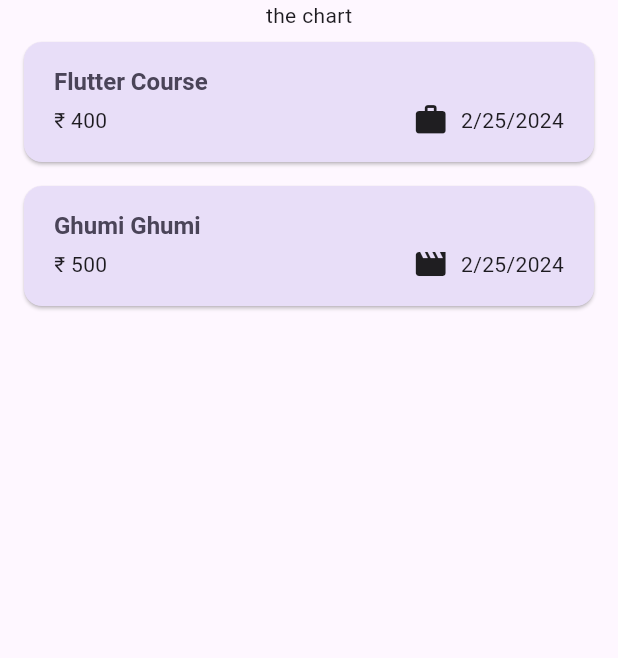
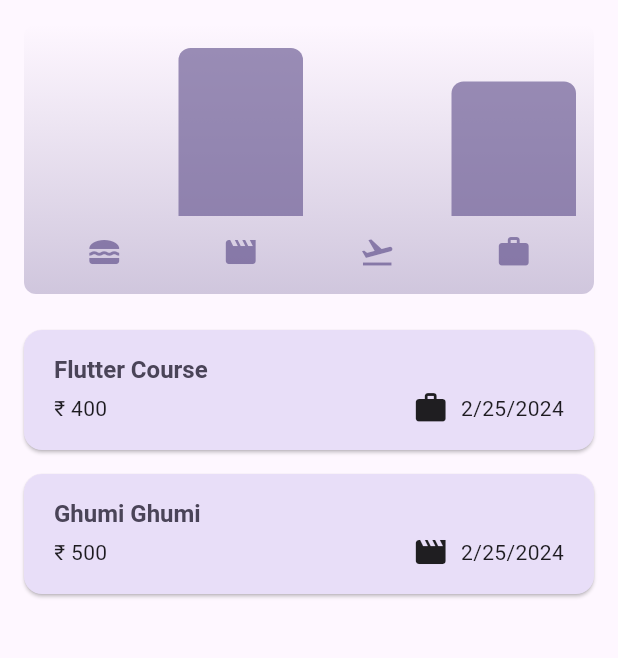
Before and after one commit to Saurav-Ganguly/expense_tracker_2, a Flutter app: the screen it shows after launch, on a phone screen of 412 x 824 dp, the part 84-742 px from its top. Run offline on Flutter 3.47's test engine with Material 3 defaults, Android fonts, the phone set to English and light mode, and no system bars.

Commit message:
added the chart

```diff
--- a/lib/models/expense.dart
+++ b/lib/models/expense.dart
@@ -38,3 +38,30 @@ class Expense {
     return formatter.format(date);
   }
 }
+
+class ExpenseBucket {
+  final Category category;
+  final List<Expense> expenses;
+
+  const ExpenseBucket({
+    required this.category,
+    required this.expenses,
+  });
+
+  ExpenseBucket.forCategory(
+    List<Expense> allExpenses,
+    this.category,
+  ) : expenses = allExpenses
+            .where((expense) => expense.category == category)
+            .toList();
+
+  double get totalExpenses {
+    double sum = 0;
+
+    for (final expense in expenses) {
+      sum += expense.amount;
+    }
+
+    return sum;
+  }
+}
--- /dev/null
+++ b/lib/widgets/charts/chart.dart
@@ -0,0 +1,95 @@
+import 'package:flutter/material.dart';
+
+import 'package:expense_tracker/widgets/charts/chart_bar.dart';
+import 'package:expense_tracker/models/expense.dart';
+
+class Chart extends StatelessWidget {
+  const Chart({super.key, required this.expenses});
+
+  final List<Expense> expenses;
+
+  List<ExpenseBucket> get buckets {
+    return [
+      ExpenseBucket.forCategory(expenses, Category.food),
+      ExpenseBucket.forCategory(expenses, Category.leisure),
+      ExpenseBucket.forCategory(expenses, Category.travel),
+      ExpenseBucket.forCategory(expenses, Category.work),
+    ];
+  }
+
+  double get maxTotalExpense {
+    double maxTotalExpense = 0;
+
+    for (final bucket in buckets) {
+      if (bucket.totalExpenses > maxTotalExpense) {
+        maxTotalExpense = bucket.totalExpenses;
+      }
+    }
+
+    return maxTotalExpense;
+  }
+
+  @override
+  Widget build(BuildContext context) {
+    final isDarkMode =
+        MediaQuery.of(context).platformBrightness == Brightness.dark;
+    return Container(
+      margin: const EdgeInsets.all(16),
+      padding: const EdgeInsets.symmetric(
+        vertical: 16,
+        horizontal: 8,
+      ),
+      width: double.infinity,
+      height: 180,
+      decoration: BoxDecoration(
+        borderRadius: BorderRadius.circular(8),
+        gradient: LinearGradient(
+          colors: [
+            Theme.of(context).colorScheme.primary.withOpacity(0.3),
+            Theme.of(context).colorScheme.primary.withOpacity(0.0)
+          ],
+          begin: Alignment.bottomCenter,
+          end: Alignment.topCenter,
+        ),
+      ),
+      child: Column(
+        children: [
+          Expanded(
+            child: Row(
+              crossAxisAlignment: CrossAxisAlignment.end,
+              children: [
+                for (final bucket in buckets) // alternative to map()
+                  ChartBar(
+                    fill: bucket.totalExpenses == 0
+                        ? 0
+                        : bucket.totalExpenses / maxTotalExpense,
+                  )
+              ],
+            ),
+          ),
+          const SizedBox(height: 12),
+          Row(
+            children: buckets
+                .map(
+                  (bucket) => Expanded(
+                    child: Padding(
+                      padding: const EdgeInsets.symmetric(horizontal: 4),
+                      child: Icon(
+                        categoryIcons[bucket.category],
+                        color: isDarkMode
+                            ? Theme.of(context).colorScheme.secondary
+                            : Theme.of(context)
+                                .colorScheme
+                                .primary
+                                .withOpacity(0.7),
+                      ),
+                    ),
+                  ),
+                )
+                .toList(),
+          )
+        ],
+      ),
+    );
+  }
+}
--- /dev/null
+++ b/lib/widgets/charts/chart_bar.dart
@@ -0,0 +1,34 @@
+import 'package:flutter/material.dart';
+
+class ChartBar extends StatelessWidget {
+  const ChartBar({
+    super.key,
+    required this.fill,
+  });
+
+  final double fill;
+
+  @override
+  Widget build(BuildContext context) {
+    final isDarkMode =
+        MediaQuery.of(context).platformBrightness == Brightness.dark;
+    return Expanded(
+      child: Padding(
+        padding: const EdgeInsets.symmetric(horizontal: 4),
+        child: FractionallySizedBox(
+          heightFactor: fill,
+          child: DecoratedBox(
+            decoration: BoxDecoration(
+              shape: BoxShape.rectangle,
+              borderRadius:
+                  const BorderRadius.vertical(top: Radius.circular(8)),
+              color: isDarkMode
+                  ? Theme.of(context).colorScheme.secondary
+                  : Theme.of(context).colorScheme.primary.withOpacity(0.65),
+            ),
+          ),
+        ),
+      ),
+    );
+  }
+}
--- a/lib/widgets/expenses.dart
+++ b/lib/widgets/expenses.dart
@@ -1,3 +1,4 @@
+import 'package:expense_tracker/widgets/charts/chart.dart';
 import 'package:expense_tracker/widgets/expenses_list/expenses_list.dart';
 import 'package:expense_tracker/models/expense.dart';
 import 'package:expense_tracker/widgets/new_expense.dart';
@@ -92,7 +93,7 @@ class _ExpensesState extends State<Expenses> {
       ),
       body: Column(
         children: [
-          const Text("the chart"),
+          Chart(expenses: _registeredExpenses),
           Expanded(
             child: mainContent,
           ),
```
